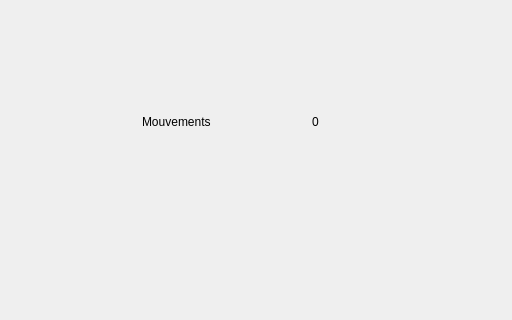
clebail/qtiasnake, file mainwindow.ui: the form before one commit; both pictures show x 288 to 800 and y 183 to 503 of the 800 by 600 pixel window.
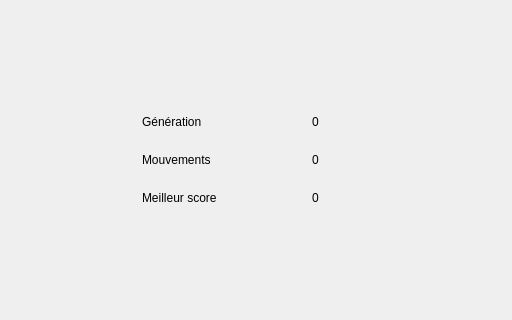
The form after the commit. Custom widgets are drawn as their Qt base class.

The edit to the form file:
```diff
--- a/mainwindow.ui
+++ b/mainwindow.ui
@@ -47,6 +47,26 @@
        <item>
         <widget class="QWidget" name="stateWidget" native="true">
          <layout class="QVBoxLayout" name="verticalLayout_2">
+          <item>
+           <widget class="QWidget" name="widget_4" native="true">
+            <layout class="QHBoxLayout" name="horizontalLayout_4">
+             <item>
+              <widget class="QLabel" name="label_2">
+               <property name="text">
+                <string>Génération</string>
+               </property>
+              </widget>
+             </item>
+             <item>
+              <widget class="QLabel" name="lblGeneration">
+               <property name="text">
+                <string>0</string>
+               </property>
+              </widget>
+             </item>
+            </layout>
+           </widget>
+          </item>
           <item>
            <widget class="QWidget" name="widget_3" native="true">
             <layout class="QHBoxLayout" name="horizontalLayout_3">
@@ -67,6 +87,26 @@
             </layout>
            </widget>
           </item>
+          <item>
+           <widget class="QWidget" name="widget_5" native="true">
+            <layout class="QHBoxLayout" name="horizontalLayout_5">
+             <item>
+              <widget class="QLabel" name="label_3">
+               <property name="text">
+                <string>Meilleur score</string>
+               </property>
+              </widget>
+             </item>
+             <item>
+              <widget class="QLabel" name="lblBestScore">
+               <property name="text">
+                <string>0</string>
+               </property>
+              </widget>
+             </item>
+            </layout>
+           </widget>
+          </item>
           <item>
            <spacer name="verticalSpacer">
             <property name="orientation">
```
